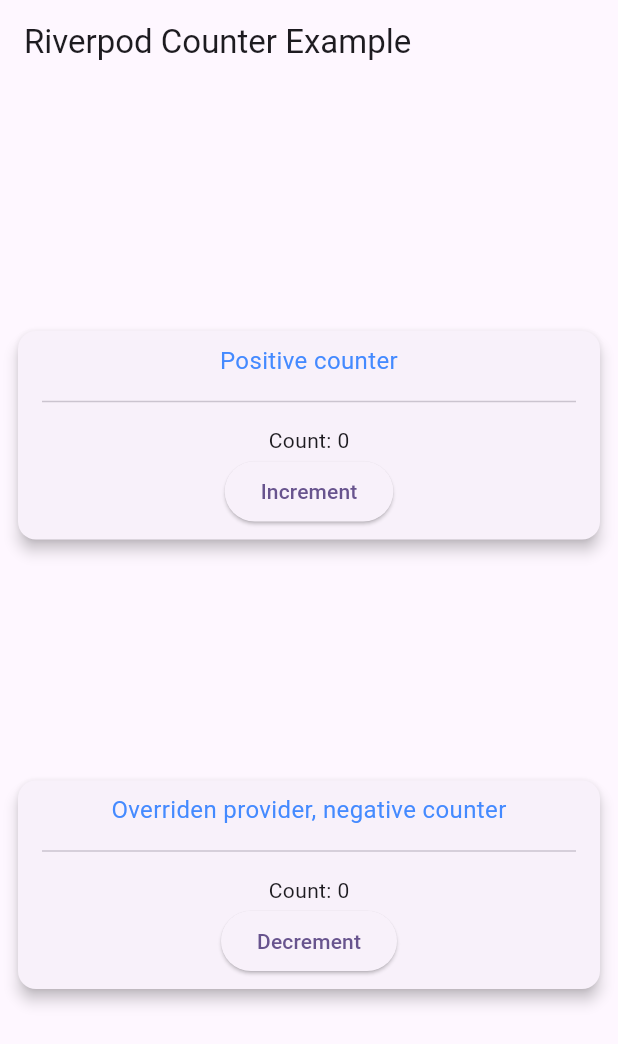
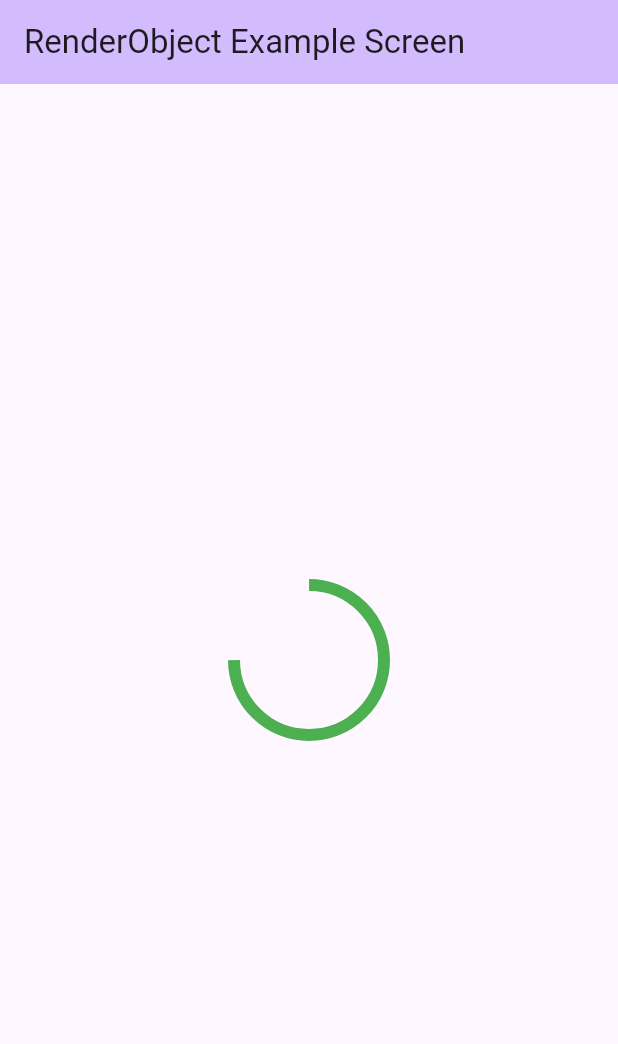
Before and after one commit to herman-peralta-ben/flutter_playground, a Flutter app: the screen it shows after launch, on a phone screen of 412 x 824 dp. Shown: the top 1044 px of the screen. Run offline on Flutter 3.47's test engine with Material 3 defaults, Android fonts, the phone set to English and light mode, and no system bars; our stand-ins replace flutter_riverpod.

Commit message:
[EXAMPLE-4] Working static

```diff
--- /dev/null
+++ b/lib/examples/ui/render_object_example.dart
@@ -0,0 +1,118 @@
+import 'package:flutter/material.dart';
+
+class RenderObjectExampleScreen extends StatelessWidget {
+  const RenderObjectExampleScreen({super.key});
+
+  @override
+  Widget build(BuildContext context) {
+    return Scaffold(
+      appBar: AppBar(
+        backgroundColor: Theme.of(context).colorScheme.inversePrimary,
+        title: const Text("RenderObject Example Screen"),
+      ),
+      body: const Center(
+        child: _CustomCircularProgressIndicatorWidget(
+          value: 0.75,
+          color: Colors.green,
+          strokeWidth: 8.0,
+        ),
+      ),
+    );
+  }
+}
+
+// Define a custom circular progress indicator. Extending [LeafRenderObjectWidget]
+// since this widget doesn't need a child widget.
+class _CustomCircularProgressIndicatorWidget extends LeafRenderObjectWidget {
+  final double value; // Progress value between 0.0 and 1.0
+  final Color color; // Color of the progress indicator
+  final double strokeWidth; // Stroke width of the progress indicator
+
+  const _CustomCircularProgressIndicatorWidget({
+    required this.value,
+    this.color = Colors.blue,
+    this.strokeWidth = 4.0,
+  });
+
+  @override
+  RenderObject createRenderObject(BuildContext context) {
+    return _RenderCustomCircularProgressIndicator(
+      value,
+      color,
+      strokeWidth,
+    );
+  }
+
+  @override
+  void updateRenderObject(BuildContext context, _RenderCustomCircularProgressIndicator renderObject) {
+    renderObject
+      ..value = value
+      ..color = color
+      ..strokeWidth = strokeWidth;
+  }
+}
+
+// RenderObject that handles the painting and layout
+class _RenderCustomCircularProgressIndicator extends RenderBox {
+  double _value;
+  Color _color;
+  double _strokeWidth;
+
+  _RenderCustomCircularProgressIndicator(this._value, this._color, this._strokeWidth);
+
+  // Update properties when the widget is rebuilt
+  set value(double newValue) {
+    if (newValue != _value) {
+      _value = newValue;
+      markNeedsPaint(); // Request a repaint
+    }
+  }
+
+  set color(Color newColor) {
+    if (newColor != _color) {
+      _color = newColor;
+      markNeedsPaint(); // Request a repaint
+    }
+  }
+
+  set strokeWidth(double newWidth) {
+    if (newWidth != _strokeWidth) {
+      _strokeWidth = newWidth;
+      markNeedsPaint(); // Request a repaint
+    }
+  }
+
+  @override
+  Size get size => const Size(100, 100);
+
+  @override
+  void paint(PaintingContext context, Offset offset) {
+    final canvas = context.canvas;
+    final paint = Paint()
+      ..color = _color
+      ..style = PaintingStyle.stroke
+      ..strokeWidth = _strokeWidth;
+
+    // Calculate the radius and center
+    final radius = size.width / 2;
+    final center = offset + Offset(radius, radius);
+
+    // Draw the arc based on the value
+    const startAngle = -90 * (3.14 / 180);
+    final sweepAngle = 360 * _value * (3.14 / 180);
+    canvas.drawArc(Rect.fromCircle(center: center, radius: radius), startAngle, sweepAngle, false, paint);
+  }
+
+  // Set the minimum size to 100x100, but respect the constraints provided by the parent
+  @override
+  Size computeDryLayout(BoxConstraints constraints) {
+    final desiredSize = constraints.constrain(const Size(100, 100));
+    return desiredSize;
+  }
+
+  // Perform the layout based on the constraints provided by the parent
+  @override
+  void performLayout() {
+    size = computeDryLayout(constraints);
+  }
+}
--- a/lib/main.dart
+++ b/lib/main.dart
@@ -1,5 +1,6 @@
 import 'package:flutter/material.dart';
-import 'package:flutter_playground/examples/state/riverpod_counter_example/riverpod_counter_example.dart';
+import 'package:flutter_playground/examples/state/provider_counter_example.dart';
+import 'package:flutter_playground/examples/ui/render_object_example.dart';
 
 void main() {
   runApp(const MyApp());
@@ -22,8 +23,9 @@ class MyApp extends StatelessWidget {
             seedColor: Colors.blueGrey, brightness: Brightness.dark),
         useMaterial3: true,
       ),
-      home: const RiverpodCounterExampleScreen(),
-      // const WidgetRepaintBoundaryExampleScreen(),
+      home: //const RiverpodCounterExampleScreen(),
+          // const WidgetRepaintBoundaryExampleScreen(),
+          const RenderObjectExampleScreen(),
     );
   }
 }
```
